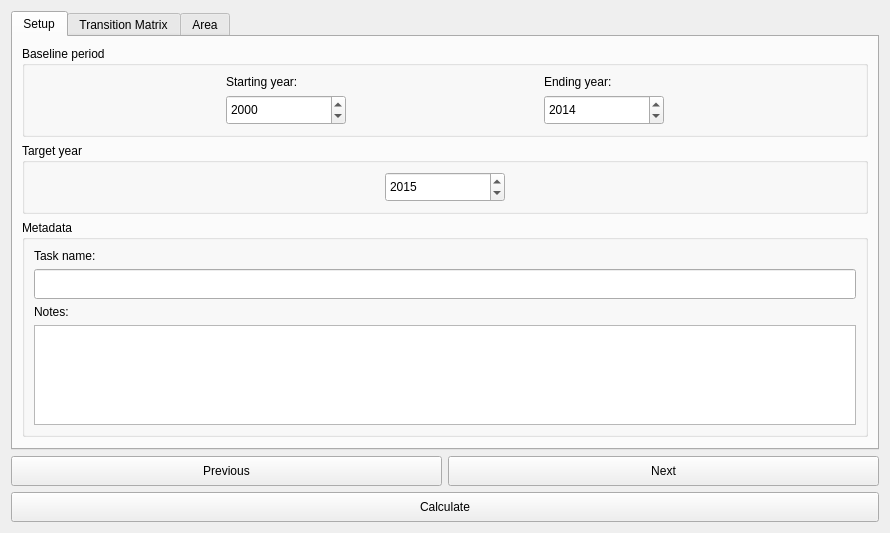
Old version of the form LDMP/gui/DlgCalculateLC.ui in the repository ConservationInternational/trends.earth.
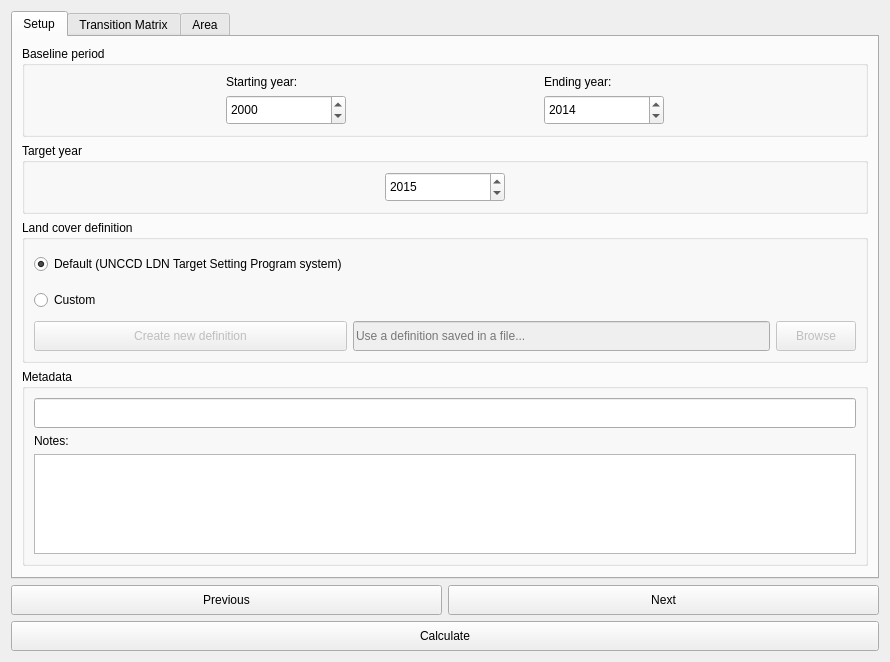
New version of the form. The open tabs and pages were chosen to show the change.

Commit message: Add stub for setting up lc aggregation.

Patch:
```diff
--- a/LDMP/gui/DlgCalculateLC.ui
+++ b/LDMP/gui/DlgCalculateLC.ui
@@ -7,7 +7,7 @@
     <x>0</x>
     <y>0</y>
     <width>890</width>
-    <height>530</height>
+    <height>629</height>
    </rect>
   </property>
   <property name="sizePolicy">
@@ -241,6 +241,98 @@
          </layout>
         </widget>
        </item>
+       <item>
+        <widget class="QGroupBox" name="groupBox">
+         <property name="title">
+          <string>Land cover definition</string>
+         </property>
+         <layout class="QGridLayout" name="gridLayout">
+          <item row="3" column="2">
+           <widget class="QPushButton" name="lc_def_custom_file_browse">
+            <property name="enabled">
+             <bool>false</bool>
+            </property>
+            <property name="minimumSize">
+             <size>
+              <width>0</width>
+              <height>30</height>
+             </size>
+            </property>
+            <property name="maximumSize">
+             <size>
+              <width>80</width>
+              <height>16777215</height>
+             </size>
+            </property>
+            <property name="text">
+             <string>Browse</string>
+            </property>
+           </widget>
+          </item>
+          <item row="0" column="0">
+           <widget class="QRadioButton" name="lc_def_default">
+            <property name="minimumSize">
+             <size>
+              <width>0</width>
+              <height>30</height>
+             </size>
+            </property>
+            <property name="text">
+             <string>Default (UNCCD LDN Target Setting Program system)</string>
+            </property>
+            <property name="checked">
+             <bool>true</bool>
+            </property>
+           </widget>
+          </item>
+          <item row="3" column="1">
+           <widget class="QLineEdit" name="lc_def_custom_file">
+            <property name="enabled">
+             <bool>false</bool>
+            </property>
+            <property name="minimumSize">
+             <size>
+              <width>120</width>
+              <height>30</height>
+             </size>
+            </property>
+            <property name="placeholderText">
+             <string>Use a definition saved in a file...</string>
+            </property>
+           </widget>
+          </item>
+          <item row="1" column="0">
+           <widget class="QRadioButton" name="lc_def_custom">
+            <property name="minimumSize">
+             <size>
+              <width>0</width>
+              <height>30</height>
+             </size>
+            </property>
+            <property name="text">
+             <string>Custom</string>
+            </property>
+           </widget>
+          </item>
+          <item row="3" column="0">
+           <widget class="QPushButton" name="lc_def_custom_create">
+            <property name="enabled">
+             <bool>false</bool>
+            </property>
+            <property name="minimumSize">
+             <size>
+              <width>0</width>
+              <height>30</height>
+             </size>
+            </property>
+            <property name="text">
+             <string>Create new definition</string>
+            </property>
+           </widget>
+          </item>
+         </layout>
+        </widget>
+       </item>
        <item>
         <widget class="QGroupBox" name="metadataGroupBox">
          <property name="sizePolicy">
@@ -253,13 +345,6 @@
           <string>Metadata</string>
          </property>
          <layout class="QVBoxLayout" name="verticalLayout_2">
-          <item>
-           <widget class="QLabel" name="label">
-            <property name="text">
-             <string>Task name:</string>
-            </property>
-           </widget>
-          </item>
           <item>
            <widget class="QLineEdit" name="task_name">
             <property name="minimumSize">
```
Left out of the diff: 2 changed lines with no effect on the pictures. The commit also changes 2 other files.
